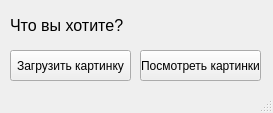
Above: converter.ui from HnTRdevelop/Ascii-File-Viewer before the change. Below: the same form after it.
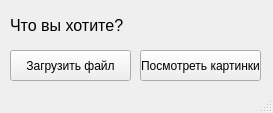
That is the form after the change.

Diff of the .ui file:
```diff
--- a/converter.ui
+++ b/converter.ui
@@ -42,7 +42,7 @@
      </rect>
     </property>
     <property name="text">
-     <string>Загрузить картинку</string>
+     <string>Загрузить файл</string>
     </property>
    </widget>
    <widget class="QPushButton" name="watch_images">
```
